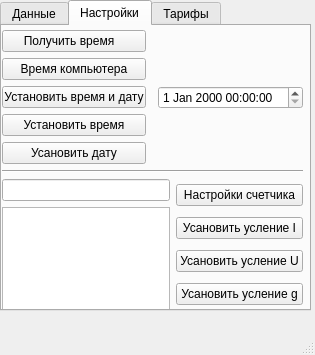
EdzisCh/SmartMeter_GUI, file mainwindow.ui: the form before one commit.
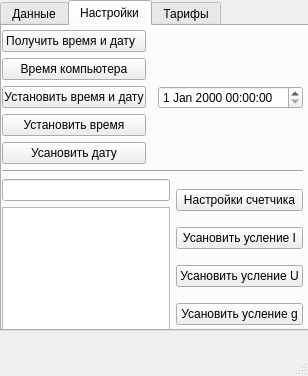
The form after the commit.

What changed in the file:
```diff
--- a/mainwindow.ui
+++ b/mainwindow.ui
@@ -6,8 +6,8 @@
    <rect>
     <x>0</x>
     <y>0</y>
-    <width>315</width>
-    <height>355</height>
+    <width>308</width>
+    <height>376</height>
    </rect>
   </property>
   <property name="sizePolicy">
@@ -25,8 +25,8 @@
      <rect>
       <x>0</x>
       <y>0</y>
-      <width>311</width>
-      <height>311</height>
+      <width>321</width>
+      <height>331</height>
      </rect>
     </property>
     <property name="currentIndex">
@@ -109,7 +109,7 @@
         <x>0</x>
         <y>4</y>
         <width>301</width>
-        <height>281</height>
+        <height>305</height>
        </rect>
       </property>
       <layout class="QVBoxLayout" name="verticalLayout_8">
@@ -140,7 +140,7 @@
              <item>
               <widget class="QPushButton" name="getTimeBtn">
                <property name="text">
-                <string>Получить время   </string>
+                <string>Получить время и дату  </string>
                </property>
               </widget>
              </item>
```
Left out of the diff: 6 changed lines with no effect on the pictures.
